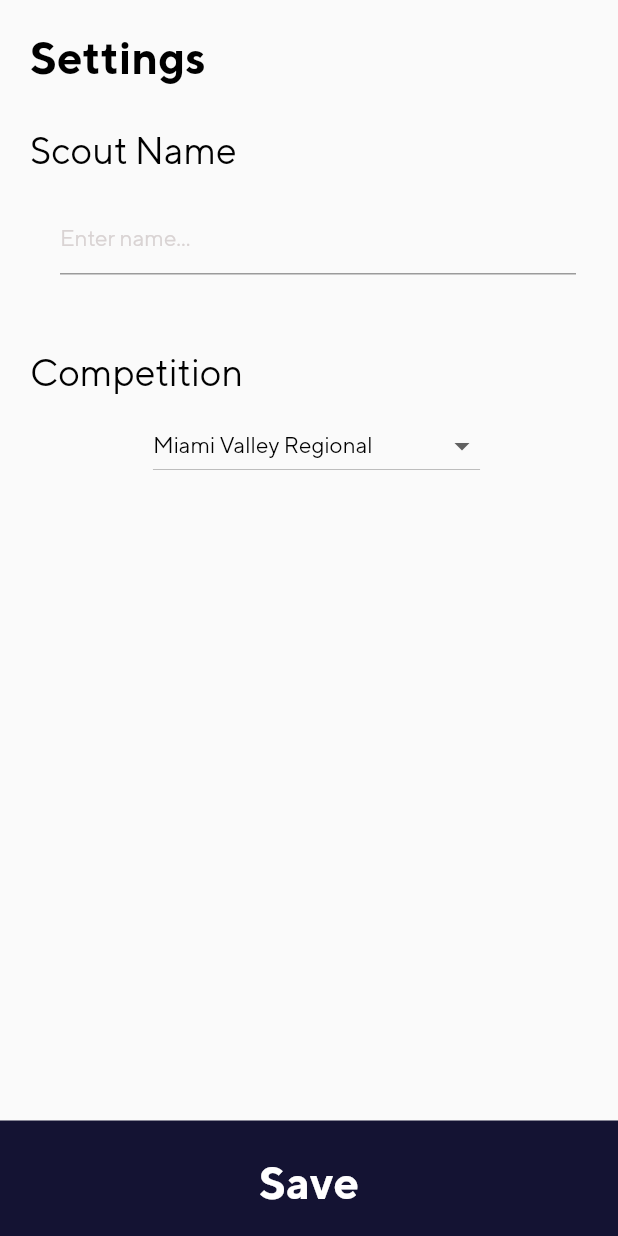
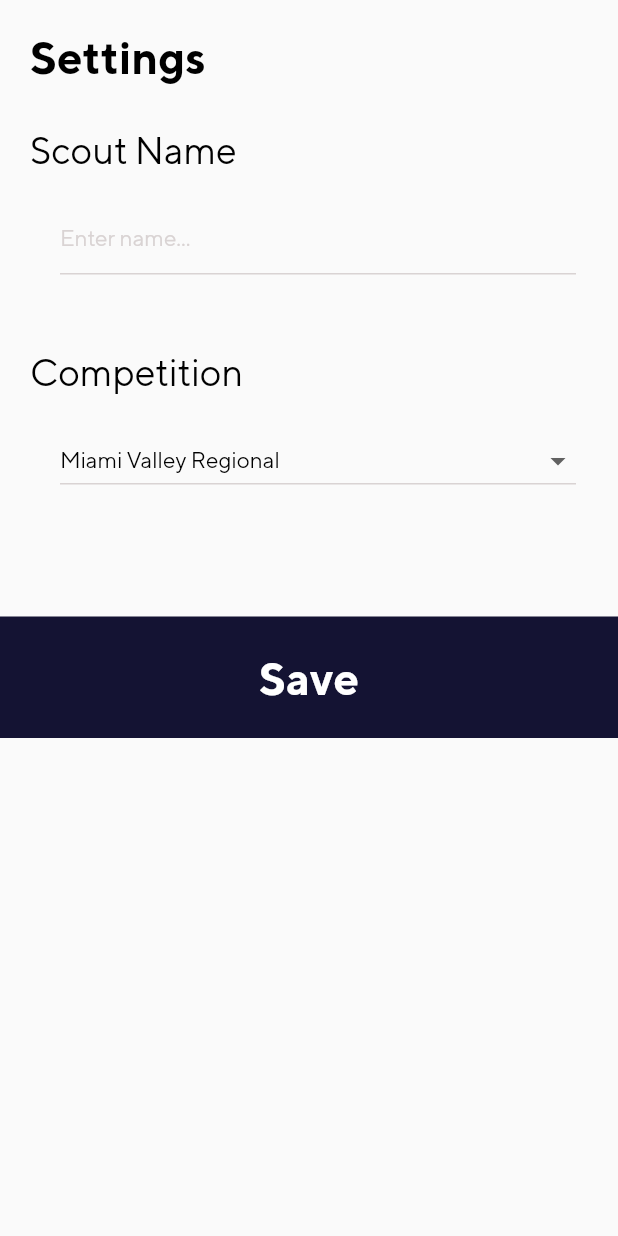
Before and after one commit to towner-10/VIKING-Scouter, a Flutter app: the Settings widget shown alone on an empty page, opened directly, on a phone screen of 412 x 824 dp. Run offline on Flutter 3.47's test engine with Material 2 defaults, Android fonts, the phone set to English and light mode, and no system bars; our stand-ins replace bubble_tab_indicator, fancy_bottom_navigation, hive, hive_flutter; accounts and stored records are empty; statements that could not run were skipped.

Commit message:
Working iOS version

```diff
--- a/lib/main.dart
+++ b/lib/main.dart
@@ -12,7 +12,7 @@ class VIKINGScouter extends StatelessWidget {
 
   @override
   Widget build(BuildContext context) {
-    //SystemChrome.setEnabledSystemUIOverlays([]);
+    SystemChrome.setEnabledSystemUIOverlays([SystemUiOverlay.top]);
     Database _db = Database.getInstance();
 
     return FutureBuilder(
--- a/lib/mainPages/settings.dart
+++ b/lib/mainPages/settings.dart
@@ -56,10 +56,7 @@ class SettingsState extends State<Settings> {
     return SingleChildScrollView(
       child: Column(
         children: [
-          SizedBox(
-            height: MediaQuery.of(context).size.height - kToolbarHeight - 81,
-            child: Expanded(
-              child: Padding(
+          Padding(
             padding: EdgeInsets.only(top: 20, left: 20, right: 10),
             child: Column(
               children: [
@@ -81,9 +78,15 @@ class SettingsState extends State<Settings> {
                 TextInputField(hintText: 'Enter name...', controller: _scoutNameController),
                 Padding(padding: EdgeInsets.symmetric(vertical: 15)),
                 SubHeader('Competition'),
-                    Padding(padding: EdgeInsets.symmetric(vertical: 5)),
-                    DropdownButton(
+                Padding(
+                  padding: EdgeInsets.only(top: 20, bottom: 20, left: 20, right: 18),
+                  child: DropdownButton(
                     key: dropdownKey,
+                    isExpanded: true,
+                    underline: Container(
+                      color: CustomColors.grey,
+                      height: 1.0
+                    ),
                     items: items + [
                       new DropdownMenuItem(
                           child: Row(
@@ -125,10 +128,9 @@ class SettingsState extends State<Settings> {
                       });
                     }
                   ),
+                ),
               ],
             )
-              ),
-            ),
           ),
           Padding(padding: EdgeInsets.symmetric(vertical: 30)),
           GestureDetector(
@@ -328,7 +330,6 @@ class SettingsState extends State<Settings> {
               ),
               onPressed: () {
                 if (items.length <= 2) {
-                  Scaffold.of(context).showSnackBar(snackBar);
                   Navigator.of(context).pop();
                   return;
                 }
--- a/lib/widgets/textInputField.dart
+++ b/lib/widgets/textInputField.dart
@@ -1,4 +1,5 @@
 import 'package:flutter/material.dart';
+import 'package:viking_scouter/customColors.dart';
 
 class TextInputField extends StatelessWidget {
 
@@ -32,6 +33,11 @@ class TextInputField extends StatelessWidget {
               color: Colors.black
             )
           ),
+          enabledBorder: UnderlineInputBorder(
+              borderSide: BorderSide(
+                  color: CustomColors.grey
+              )
+          ),
           hintText: hintText,
           hintStyle: TextStyle(
             fontFamily: 'TT Norms',
```
Also changed, not shown: lib/database.dart (+7 -1 lines), lib/mainPages/home.dart (+28 -0 lines), lib/models/matchData.dart (+12 -2 lines), pubspec.lock, 6 other files. Lines whose indentation alone changed are shown as unchanged.
